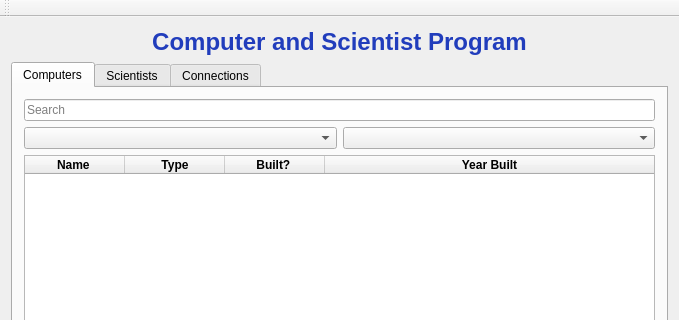
Above: vika3/week3/mainwindow.ui from axelboga/hopur32 before the change; both pictures show x 0 to 679 and y 0 to 320 of the 679 by 642 pixel window. Below: the same form after it.
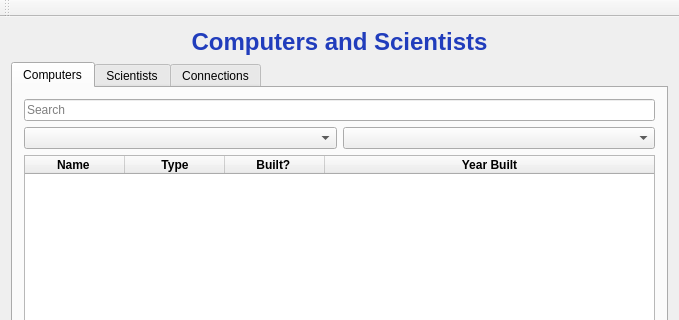
That is the form after the change. The open tabs and pages were chosen to show the change. Icons and pictures are not drawn.

Commit message: laga style og finpussa

Patch:
```diff
--- a/vika3/week3/mainwindow.ui
+++ b/vika3/week3/mainwindow.ui
@@ -20,7 +20,7 @@
       <item>
        <widget class="QLabel" name="label">
         <property name="text">
-         <string>&lt;html&gt;&lt;head/&gt;&lt;body&gt;&lt;p align=&quot;center&quot;&gt;&lt;span style=&quot; font-size:18pt; font-weight:600; color:#213dbc;&quot;&gt;Computer and Scientist Program&lt;/span&gt;&lt;/p&gt;&lt;/body&gt;&lt;/html&gt;</string>
+         <string>&lt;html&gt;&lt;head/&gt;&lt;body&gt;&lt;p align=&quot;center&quot;&gt;&lt;span style=&quot; font-size:18pt; font-weight:600; color:#213dbc;&quot;&gt;Computers and Scientists&lt;/span&gt;&lt;/p&gt;&lt;/body&gt;&lt;/html&gt;</string>
         </property>
         <property name="wordWrap">
          <bool>true</bool>
```
Left out of the diff: 23 changed lines with no effect on the pictures. The commit also changes 54 other files.
